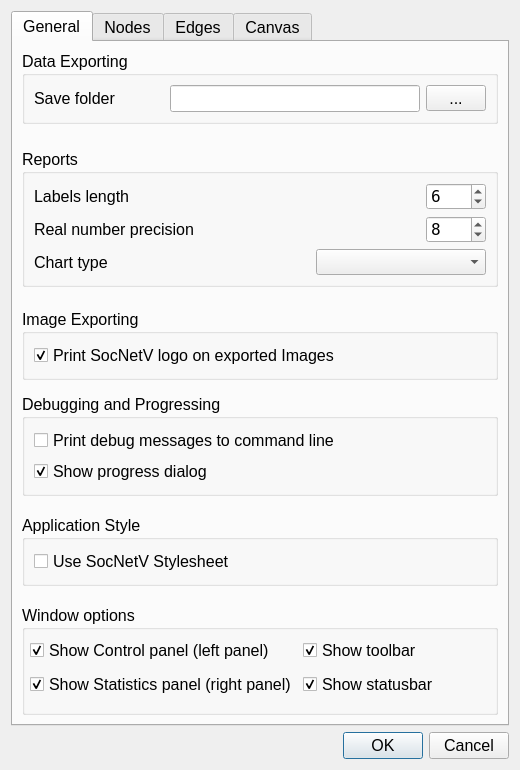
First picture: the form in src/forms/dialogsettings.ui, repository socnetv/app, before the edit.
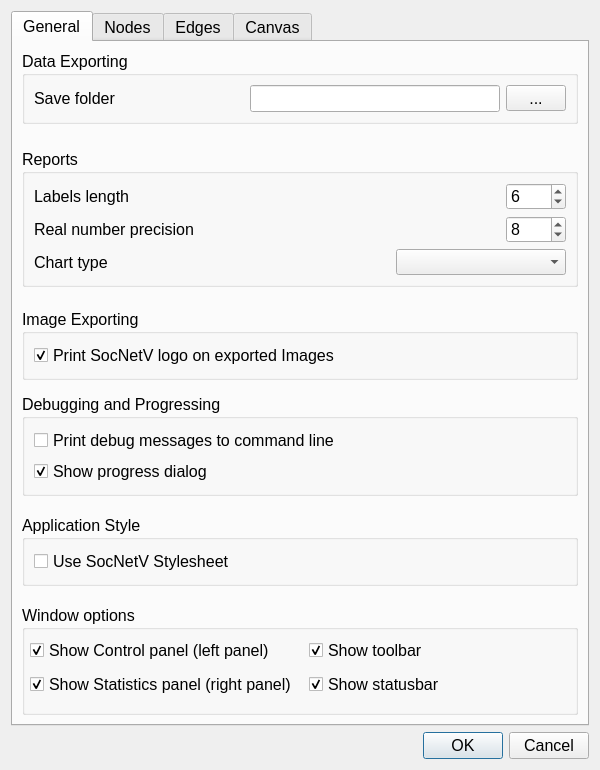
Second picture: the form after the edit.

```diff
--- a/src/forms/dialogsettings.ui
+++ b/src/forms/dialogsettings.ui
@@ -6,13 +6,13 @@
    <rect>
     <x>0</x>
     <y>0</y>
-    <width>520</width>
+    <width>600</width>
     <height>770</height>
    </rect>
   </property>
   <property name="minimumSize">
    <size>
-    <width>520</width>
+    <width>600</width>
     <height>770</height>
    </size>
   </property>
@@ -41,7 +41,7 @@
      </property>
      <property name="font">
       <font>
-       <family>MS Shell Dlg 2</family>
+       <family>Ubuntu</family>
        <pointsize>12</pointsize>
       </font>
      </property>
@@ -63,7 +63,7 @@
          </property>
          <property name="font">
           <font>
-           <family>MS Shell Dlg 2</family>
+           <family>Ubuntu</family>
            <pointsize>12</pointsize>
           </font>
          </property>
@@ -93,7 +93,7 @@
              <spacer name="horizontalSpacer">
               <property name="font">
                <font>
-                <family>MS Shell Dlg 2</family>
+                <family>Ubuntu</family>
                 <pointsize>12</pointsize>
                </font>
               </property>
@@ -118,7 +118,7 @@
               </property>
               <property name="font">
                <font>
-                <family>MS Shell Dlg 2</family>
+                <family>Ubuntu</family>
                 <pointsize>12</pointsize>
                </font>
               </property>
@@ -140,7 +140,7 @@
               </property>
               <property name="font">
                <font>
-                <family>MS Shell Dlg 2</family>
+                <family>Ubuntu</family>
                 <pointsize>12</pointsize>
                </font>
               </property>
@@ -167,7 +167,7 @@
         <spacer name="verticalSpacer_7">
          <property name="font">
           <font>
-           <family>MS Shell Dlg 2</family>
+           <family>Ubuntu</family>
            <pointsize>12</pointsize>
           </font>
          </property>
@@ -192,7 +192,7 @@
          </property>
          <property name="font">
           <font>
-           <family>MS Shell Dlg 2</family>
+           <family>Ubuntu</family>
            <pointsize>12</pointsize>
           </font>
          </property>
@@ -234,7 +234,7 @@
              <spacer name="horizontalSpacer_25">
               <property name="font">
                <font>
-                <family>MS Shell Dlg 2</family>
+                <family>Ubuntu</family>
                 <pointsize>12</pointsize>
                </font>
               </property>
@@ -265,7 +265,7 @@
               </property>
               <property name="font">
                <font>
-                <family>DejaVu Sans Mono</family>
+                <family>Ubuntu</family>
                 <pointsize>12</pointsize>
                </font>
               </property>
@@ -316,7 +316,7 @@
              <spacer name="horizontalSpacer_26">
               <property name="font">
                <font>
-                <family>MS Shell Dlg 2</family>
+                <family>Ubuntu</family>
                 <pointsize>12</pointsize>
                </font>
               </property>
@@ -347,7 +347,7 @@
               </property>
               <property name="font">
                <font>
-                <family>DejaVu Sans Mono</family>
+                <family>Ubuntu</family>
                 <pointsize>12</pointsize>
                </font>
               </property>
@@ -386,7 +386,7 @@
              <spacer name="horizontalSpacer_27">
               <property name="font">
                <font>
-                <family>DejaVu Sans</family>
+                <family>Ubuntu</family>
                 <pointsize>12</pointsize>
                </font>
               </property>
@@ -417,7 +417,7 @@
               </property>
               <property name="font">
                <font>
-                <family>MS Shell Dlg 2</family>
+                <family>Ubuntu</family>
                 <pointsize>12</pointsize>
                </font>
               </property>
@@ -446,7 +446,7 @@
         <spacer name="verticalSpacer_3">
          <property name="font">
           <font>
-           <family>MS Shell Dlg 2</family>
+           <family>Ubuntu</family>
            <pointsize>12</pointsize>
           </font>
          </property>
@@ -471,7 +471,7 @@
          </property>
          <property name="font">
           <font>
-           <family>MS Shell Dlg 2</family>
+           <family>Ubuntu</family>
            <pointsize>12</pointsize>
           </font>
          </property>
@@ -483,7 +483,7 @@
            <widget class="QCheckBox" name="printLogoChkBox">
             <property name="font">
              <font>
-              <family>MS Shell Dlg 2</family>
+              <family>Ubuntu</family>
               <pointsize>12</pointsize>
              </font>
             </property>
@@ -511,7 +511,7 @@
         <spacer name="verticalSpacer_5">
          <property name="font">
           <font>
-           <family>MS Shell Dlg 2</family>
+           <family>Ubuntu</family>
            <pointsize>12</pointsize>
           </font>
          </property>
@@ -536,7 +536,7 @@
          </property>
          <property name="font">
           <font>
-           <family>MS Shell Dlg 2</family>
+           <family>Ubuntu</family>
            <pointsize>12</pointsize>
           </font>
          </property>
@@ -548,7 +548,7 @@
            <widget class="QCheckBox" name="printDebugChkBox">
             <property name="font">
              <font>
-              <family>MS Shell Dlg 2</family>
+              <family>Ubuntu</family>
               <pointsize>12</pointsize>
              </font>
             </property>
@@ -570,7 +570,7 @@
            <widget class="QCheckBox" name="progressDialogChkBox">
             <property name="font">
              <font>
-              <family>MS Shell Dlg 2</family>
+              <family>Ubuntu</family>
               <pointsize>12</pointsize>
              </font>
             </property>
@@ -598,7 +598,7 @@
         <spacer name="verticalSpacer_4">
          <property name="font">
           <font>
-           <family>MS Shell Dlg 2</family>
+           <family>Ubuntu</family>
            <pointsize>12</pointsize>
           </font>
          </property>
@@ -629,7 +629,7 @@
          </property>
          <property name="font">
           <font>
-           <family>MS Shell Dlg 2</family>
+           <family>Ubuntu</family>
            <pointsize>12</pointsize>
           </font>
          </property>
@@ -641,7 +641,7 @@
            <widget class="QCheckBox" name="stylesheetDefaultChkBox">
             <property name="font">
              <font>
-              <family>MS Shell Dlg 2</family>
+              <family>Ubuntu</family>
               <pointsize>12</pointsize>
              </font>
             </property>
@@ -666,7 +666,7 @@
         <spacer name="verticalSpacer_6">
          <property name="font">
           <font>
-           <family>MS Shell Dlg 2</family>
+           <family>Ubuntu</family>
            <pointsize>12</pointsize>
           </font>
          </property>
@@ -691,7 +691,7 @@
          </property>
          <property name="font">
           <font>
-           <family>MS Shell Dlg 2</family>
+           <family>Ubuntu</family>
            <pointsize>12</pointsize>
           </font>
          </property>
@@ -703,13 +703,13 @@
            <rect>
             <x>8</x>
             <y>30</y>
-            <width>472</width>
+            <width>551</width>
             <height>67</height>
            </rect>
           </property>
           <property name="font">
            <font>
-            <family>MS Shell Dlg 2</family>
+            <family>Ubuntu</family>
             <pointsize>12</pointsize>
            </font>
           </property>
@@ -718,7 +718,7 @@
             <widget class="QCheckBox" name="leftPanelChkBox">
              <property name="font">
               <font>
-               <family>MS Shell Dlg 2</family>
+               <family>Ubuntu</family>
                <pointsize>12</pointsize>
               </font>
              </property>
@@ -743,7 +743,7 @@
             <widget class="QCheckBox" name="showToolBarChkBox">
              <property name="font">
               <font>
-               <family>MS Shell Dlg 2</family>
+               <family>Ubuntu</family>
                <pointsize>12</pointsize>
               </font>
              </property>
@@ -768,7 +768,7 @@
             <widget class="QCheckBox" name="rightPanelChkBox">
              <property name="font">
               <font>
-               <family>MS Shell Dlg 2</family>
+               <family>Ubuntu</family>
                <pointsize>12</pointsize>
               </font>
              </property>
@@ -793,7 +793,7 @@
             <widget class="QCheckBox" name="showStatusBarChkBox">
              <property name="font">
               <font>
-               <family>MS Shell Dlg 2</family>
+               <family>Ubuntu</family>
                <pointsize>12</pointsize>
               </font>
              </property>
@@ -2973,7 +2973,7 @@
     <widget class="QDialogButtonBox" name="buttonBox">
      <property name="font">
       <font>
-       <family>MS Shell Dlg 2</family>
+       <family>Ubuntu</family>
        <pointsize>12</pointsize>
       </font>
      </property>
```
Left out of the diff: 28 changed lines with no effect on the pictures.
